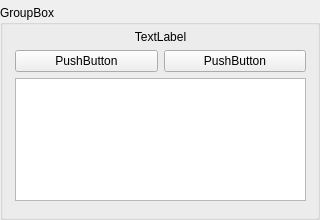
First picture: the form in src/ui/forms/relayform.ui, repository Ghettovich/bsf, before the edit.
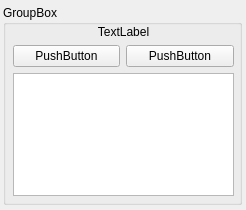
Second picture: the form after the edit.

```diff
--- a/src/ui/forms/relayform.ui
+++ b/src/ui/forms/relayform.ui
@@ -6,14 +6,20 @@
    <rect>
     <x>0</x>
     <y>0</y>
-    <width>320</width>
-    <height>220</height>
+    <width>246</width>
+    <height>210</height>
    </rect>
   </property>
+  <property name="sizePolicy">
+   <sizepolicy hsizetype="Minimum" vsizetype="Minimum">
+    <horstretch>0</horstretch>
+    <verstretch>0</verstretch>
+   </sizepolicy>
+  </property>
   <property name="minimumSize">
    <size>
-    <width>320</width>
-    <height>220</height>
+    <width>246</width>
+    <height>210</height>
    </size>
   </property>
   <property name="windowTitle">
@@ -22,16 +28,22 @@
   <widget class="QGroupBox" name="groupBoxRelay">
    <property name="geometry">
     <rect>
-     <x>0</x>
+     <x>3</x>
      <y>5</y>
-     <width>320</width>
-     <height>215</height>
+     <width>239</width>
+     <height>200</height>
     </rect>
    </property>
+   <property name="sizePolicy">
+    <sizepolicy hsizetype="Preferred" vsizetype="Preferred">
+     <horstretch>0</horstretch>
+     <verstretch>0</verstretch>
+    </sizepolicy>
+   </property>
    <property name="minimumSize">
     <size>
-     <width>320</width>
-     <height>215</height>
+     <width>239</width>
+     <height>200</height>
     </size>
    </property>
    <property name="title">
@@ -42,30 +54,29 @@
      <rect>
       <x>10</x>
       <y>20</y>
-      <width>301</width>
-      <height>181</height>
+      <width>221</width>
+      <height>171</height>
      </rect>
     </property>
     <layout class="QGridLayout" name="gridLayout">
+     <property name="sizeConstraint">
+      <enum>QLayout::SetMinimumSize</enum>
+     </property>
      <property name="leftMargin">
-      <number>5</number>
+      <number>0</number>
      </property>
      <property name="topMargin">
-      <number>5</number>
+      <number>0</number>
      </property>
      <property name="rightMargin">
-      <number>5</number>
+      <number>0</number>
      </property>
      <property name="bottomMargin">
-      <number>5</number>
+      <number>0</number>
      </property>
-     <item row="1" column="0">
-      <widget class="QPushButton" name="pushButtonHigh">
-       <property name="text">
-        <string>PushButton</string>
-       </property>
-      </widget>
-     </item>
+     <property name="spacing">
+      <number>6</number>
+     </property>
      <item row="2" column="0" colspan="2">
       <widget class="QPlainTextEdit" name="plainTextEdit"/>
      </item>
@@ -76,6 +87,13 @@
        </property>
       </widget>
      </item>
+     <item row="1" column="0">
+      <widget class="QPushButton" name="pushButtonHigh">
+       <property name="text">
+        <string>PushButton</string>
+       </property>
+      </widget>
+     </item>
      <item row="0" column="0" colspan="2">
       <widget class="QLabel" name="label">
        <property name="text">
```
